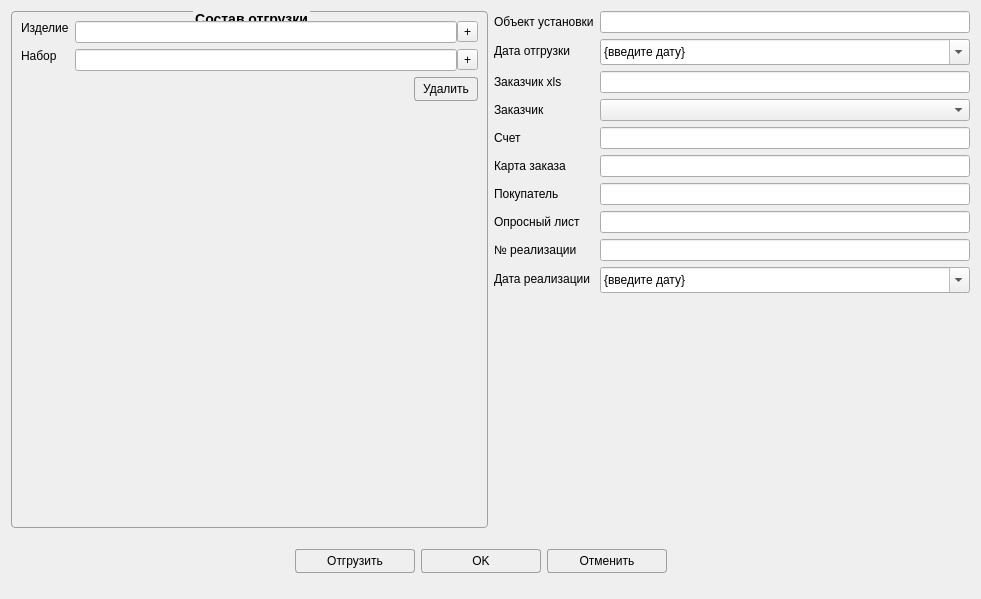
Qt form Remont/shipwindow.ui (AlexeyScherbakov2021/Remont2) before a commit.
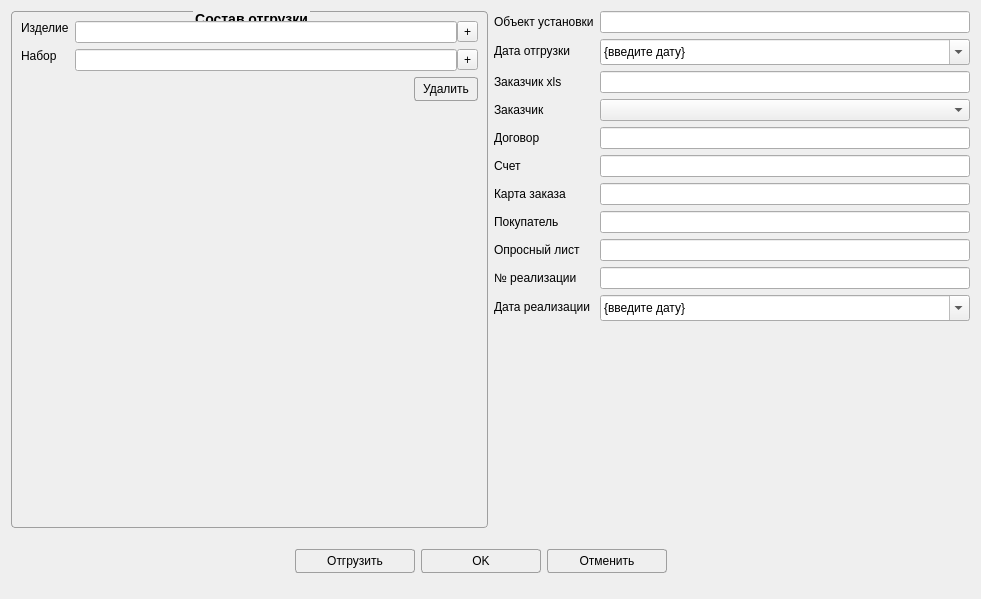
The same form after that commit. Icons and pictures are not drawn. Custom widgets are drawn as their Qt base class.

```diff
--- a/Remont/shipwindow.ui
+++ b/Remont/shipwindow.ui
@@ -364,14 +364,14 @@
          </property>
         </widget>
        </item>
-       <item row="4" column="0">
+       <item row="5" column="0">
         <widget class="QLabel" name="label_9">
          <property name="text">
           <string>Счет</string>
          </property>
         </widget>
        </item>
-       <item row="4" column="1">
+       <item row="5" column="1">
         <widget class="QLineEdit" name="leSchet">
          <property name="sizePolicy">
           <sizepolicy hsizetype="Preferred" vsizetype="Fixed">
@@ -381,14 +381,14 @@
          </property>
         </widget>
        </item>
-       <item row="5" column="0">
+       <item row="6" column="0">
         <widget class="QLabel" name="label_10">
          <property name="text">
           <string>Карта заказа</string>
          </property>
         </widget>
        </item>
-       <item row="5" column="1">
+       <item row="6" column="1">
         <widget class="QLineEdit" name="leCardOrder">
          <property name="sizePolicy">
           <sizepolicy hsizetype="Preferred" vsizetype="Fixed">
@@ -398,14 +398,14 @@
          </property>
         </widget>
        </item>
-       <item row="6" column="0">
+       <item row="7" column="0">
         <widget class="QLabel" name="label_11">
          <property name="text">
           <string>Покупатель</string>
          </property>
         </widget>
        </item>
-       <item row="6" column="1">
+       <item row="7" column="1">
         <widget class="QLineEdit" name="leBuyer">
          <property name="sizePolicy">
           <sizepolicy hsizetype="Preferred" vsizetype="Fixed">
@@ -415,14 +415,14 @@
          </property>
         </widget>
        </item>
-       <item row="8" column="0">
+       <item row="9" column="0">
         <widget class="QLabel" name="label_12">
          <property name="text">
           <string>№ реализации</string>
          </property>
         </widget>
        </item>
-       <item row="8" column="1">
+       <item row="9" column="1">
         <widget class="QLineEdit" name="leNumUPD">
          <property name="sizePolicy">
           <sizepolicy hsizetype="Expanding" vsizetype="Fixed">
@@ -432,14 +432,14 @@
          </property>
         </widget>
        </item>
-       <item row="9" column="0">
+       <item row="10" column="0">
         <widget class="QLabel" name="label_13">
          <property name="text">
           <string>Дата реализации</string>
          </property>
         </widget>
        </item>
-       <item row="9" column="1">
+       <item row="10" column="1">
         <widget class="DateEdit" name="deDateUPD">
          <property name="sizePolicy">
           <sizepolicy hsizetype="Preferred" vsizetype="Fixed">
@@ -464,7 +464,7 @@
          </property>
          <property name="dateTime">
           <datetime>
-           <hour>18</hour>
+           <hour>21</hour>
            <minute>0</minute>
            <second>0</second>
            <year>1900</year>
@@ -474,7 +474,7 @@
          </property>
          <property name="time">
           <time>
-           <hour>18</hour>
+           <hour>21</hour>
            <minute>0</minute>
            <second>0</second>
           </time>
@@ -488,14 +488,14 @@
          </property>
          <property name="maximumTime">
           <time>
-           <hour>3</hour>
+           <hour>7</hour>
            <minute>59</minute>
            <second>59</second>
           </time>
          </property>
          <property name="minimumTime">
           <time>
-           <hour>18</hour>
+           <hour>21</hour>
            <minute>0</minute>
            <second>0</second>
           </time>
@@ -521,16 +521,26 @@
          </property>
         </widget>
        </item>
-       <item row="7" column="0">
+       <item row="8" column="0">
         <widget class="QLabel" name="label_3">
          <property name="text">
           <string>Опросный лист</string>
          </property>
         </widget>
        </item>
-       <item row="7" column="1">
+       <item row="8" column="1">
         <widget class="QLineEdit" name="leQuestList"/>
        </item>
+       <item row="4" column="0">
+        <widget class="QLabel" name="label_5">
+         <property name="text">
+          <string>Договор</string>
+         </property>
+        </widget>
+       </item>
+       <item row="4" column="1">
+        <widget class="QLineEdit" name="leDogovor"/>
+       </item>
       </layout>
      </item>
     </layout>
```
Left out of the diff: 6 changed lines with no effect on the pictures.
